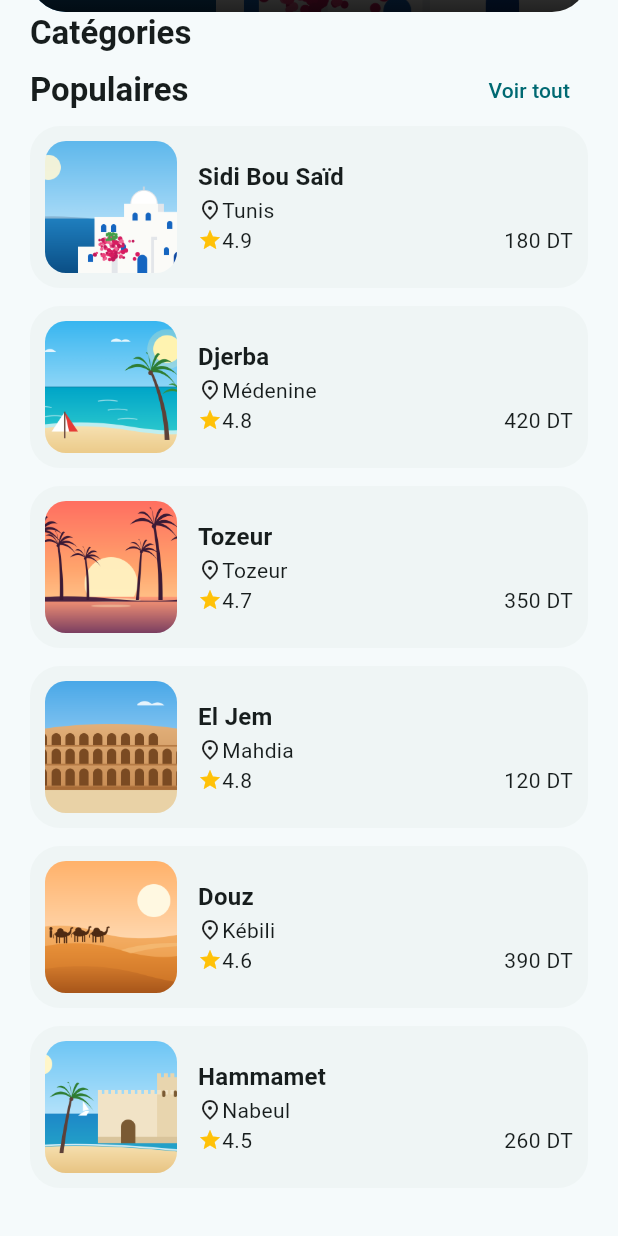
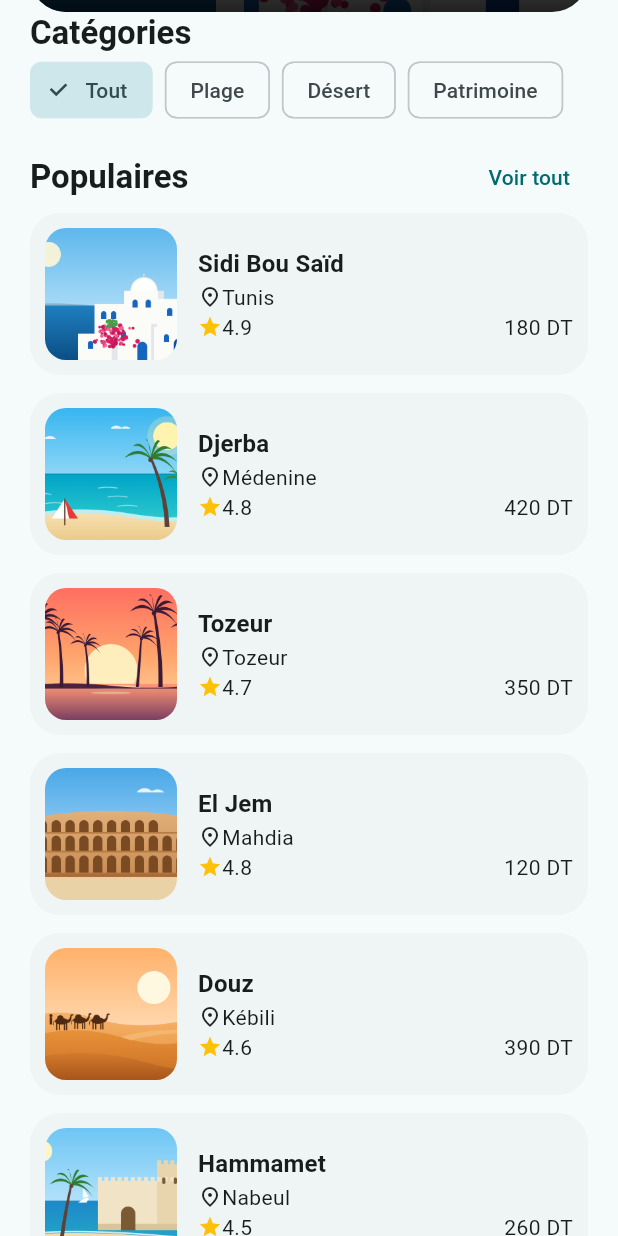
Before and after one commit to camiouna/rihla, a Flutter app: the screen it shows after launch, scrolled down 334 dp, on a phone screen of 412 x 824 dp. Run offline on Flutter 3.47's test engine with Material 3 defaults, Android fonts, the phone set to English and light mode, and no system bars.

Commit message:
filtre par categorie avec setState

```diff
--- a/lib/main.dart
+++ b/lib/main.dart
@@ -11,7 +11,7 @@ class RihlaApp extends StatelessWidget {
 
   @override
   Widget build(BuildContext context) {
-    return MaterialApp(
+     return MaterialApp(
       title: 'Rihla',
       debugShowCheckedModeBanner: false,
       theme: ThemeData(
@@ -30,3 +30,6 @@ class RihlaApp extends StatelessWidget {
 //Q6; right 130 reserve l'espace pour le bouton decouvrir
 // Q7 : Expanded donne une largeur à la Row pour que Spacer pousse le prix à droite.
 // Q8 : une seul entrée Destination dans destinations.dart suffit car la boucle for dans home_screen.dart
+//Q9 : sans setState, la mise a jour quand on clique sur une categorie ne sera pas effectué bien que categorie change en memoire
+//Q10 : _filtrees est recalculé a chaque build pour ne pas stocker une liste pour chaque categorie
+//Q11 : HeroBanner peut rester stateless car il n'effectue pas des setState(), il se reconstruit avec les données changée, pas plus.
--- a/lib/screens/home_screen.dart
+++ b/lib/screens/home_screen.dart
@@ -1,4 +1,5 @@
 import 'package:flutter/material.dart';
+import 'package:tp3/models/destination.dart';
 
 import '../data/destinations.dart';
 import '../widgets/destination_card.dart';
@@ -7,8 +8,27 @@ import '../widgets/home_header.dart';
 import '../widgets/search_box.dart';
 import '../widgets/section_title.dart';
 
-class HomeScreen extends StatelessWidget {
+class HomeScreen extends StatefulWidget {
   const HomeScreen({super.key});
+
+  @override
+  State<HomeScreen> createState() => _HomeScreenState();
+}
+
+class _HomeScreenState extends State<HomeScreen> {
+  String _categorie = 'Tout';
+
+  // TODO 1 : si _categorie vaut 'Tout', renvoyer destinations ;
+  // sinon, seulement celles dont categorie == _categorie.
+  List<Destination> get _filtrees {
+    if (_categorie == 'Tout') {
+      return destinations;
+    }
+
+    return destinations
+        .where((destination) => destination.categorie == _categorie)
+        .toList();
+  }
 
   @override
   Widget build(BuildContext context) {
@@ -19,11 +39,34 @@ class HomeScreen extends StatelessWidget {
           children: [
             HomeHeader(prenom: 'Sami'),
             SearchBox(),
-            SizedBox(height: 10),
+            const SizedBox(height: 10),
             HeroBanner(destination: destinations.first),
             SectionTitle(title: 'Catégories'),
+            SingleChildScrollView(
+              scrollDirection: Axis.horizontal,
+              child: Row(
+                children: [
+                  for (final c in categories)
+                    Padding(
+                      padding: const EdgeInsets.only(right: 8),
+                      child: ChoiceChip(
+                        label: Text(c),
+                        // TODO 2 : vrai seulement pour la catégorie choisie.
+                        selected: _categorie == c,
+                        onSelected: (_) {
+                          // TODO 3 : mémoriser la catégorie choisie avec setState.
+                          setState(() {
+                            _categorie = c;
+                          });
+                        },
+                      ),
+                    ),
+                ],
+              ),
+            ),
+            const SizedBox(height: 10),
             SectionTitle(title: 'Populaires', action: 'Voir tout'),
-            for (var d in destinations) DestinationCard(destination: d),
+            for (var d in _filtrees) DestinationCard(destination: d),
           ],
         ),
       ),
```
